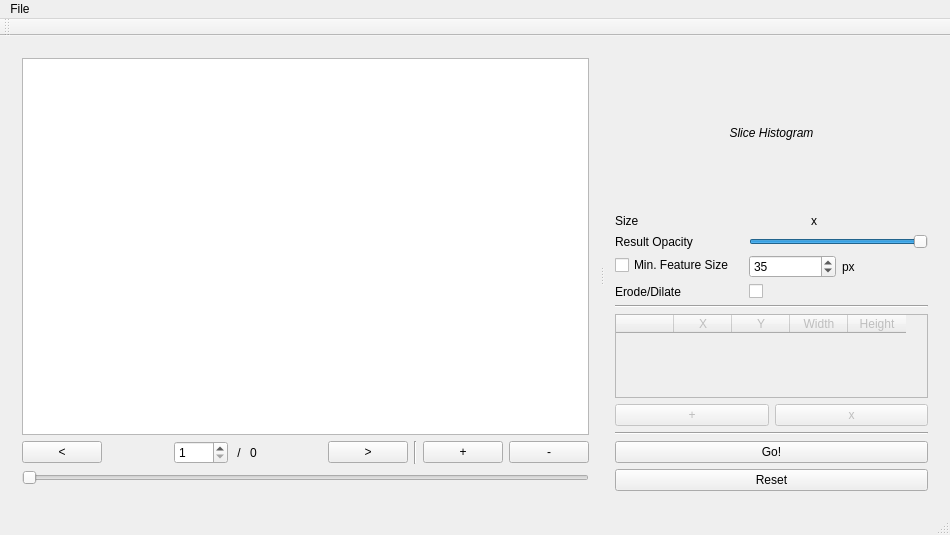
Old version of the form mainwindow.ui in the repository prsousa/TomSeg.
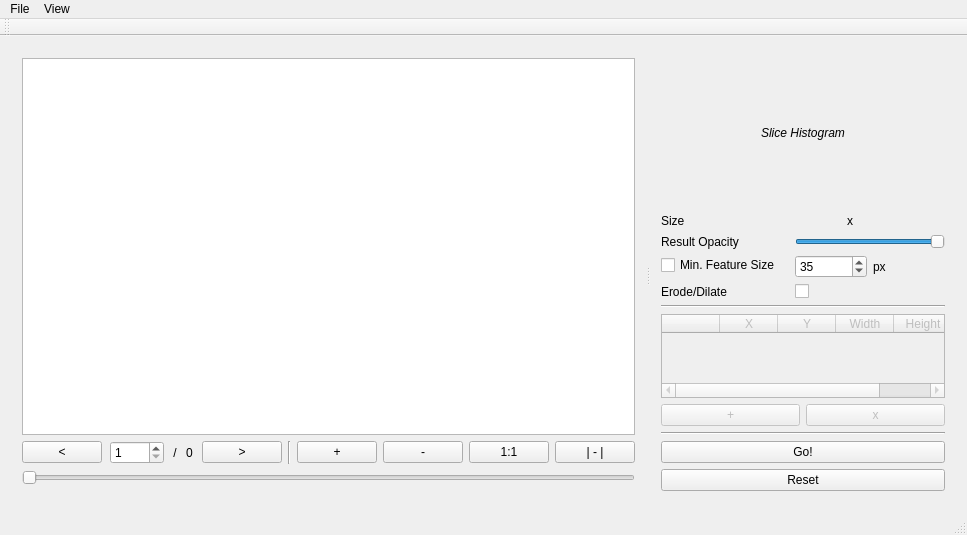
New version of the form.

Commit message: GUI: Refactor and add more zoom options

What changed in the file:
```diff
--- a/mainwindow.ui
+++ b/mainwindow.ui
@@ -6,7 +6,7 @@
    <rect>
     <x>0</x>
     <y>0</y>
-    <width>950</width>
+    <width>967</width>
     <height>535</height>
    </rect>
   </property>
@@ -127,6 +127,20 @@
             </property>
            </widget>
           </item>
+          <item>
+           <widget class="QPushButton" name="noZoomButton">
+            <property name="text">
+             <string>1:1</string>
+            </property>
+           </widget>
+          </item>
+          <item>
+           <widget class="QPushButton" name="fitZoomButton">
+            <property name="text">
+             <string>| - |</string>
+            </property>
+           </widget>
+          </item>
          </layout>
         </item>
         <item>
@@ -440,7 +454,7 @@
     <rect>
      <x>0</x>
      <y>0</y>
-     <width>950</width>
+     <width>967</width>
      <height>22</height>
     </rect>
    </property>
@@ -450,7 +464,17 @@
     </property>
     <addaction name="actionOpen"/>
    </widget>
+   <widget class="QMenu" name="menuView">
+    <property name="title">
+     <string>View</string>
+    </property>
+    <addaction name="actionZoom_In"/>
+    <addaction name="actionZoom_Out"/>
+    <addaction name="action100"/>
+    <addaction name="actionFit_on_Screen"/>
+   </widget>
    <addaction name="menuFile"/>
+   <addaction name="menuView"/>
   </widget>
   <widget class="QToolBar" name="mainToolBar">
    <attribute name="toolBarArea">
```
Left out of the diff: 32 changed lines with no effect on the pictures. The commit also changes 2 other files.
